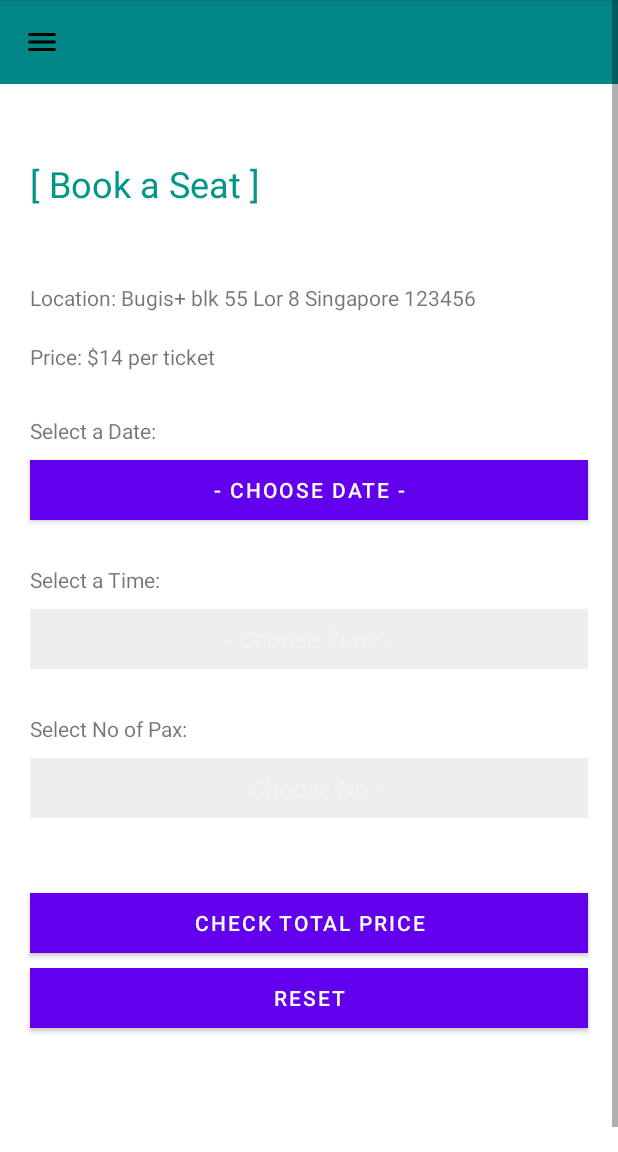
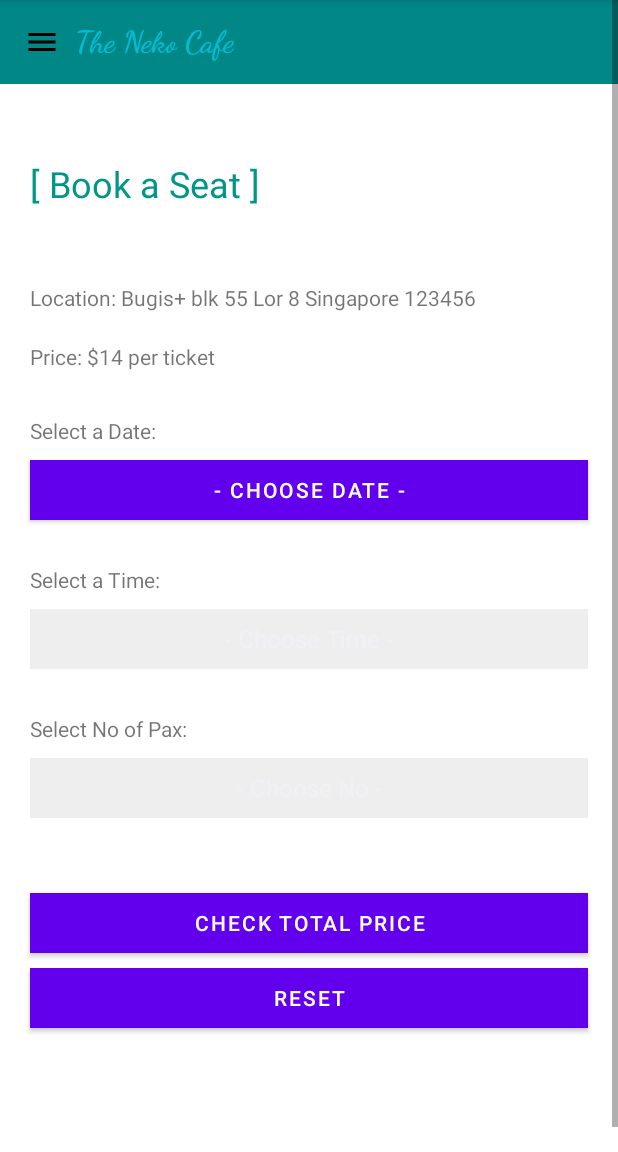
Before and after one commit to OskyJr/TikTokYouthCamp2022, an Android app: the NewBookingsActivity1 screen opened directly, with no data from a screen before it, on a phone screen of 412 x 824 dp, the part 84-1236 px from its top. Run offline under Robolectric (Android 15) with nearby library versions, the phone set to English and light mode, and no system bars.

Commit message:
Completed (to be check)

```diff
--- a/AppDev/app/src/main/java/com/example/tiktokappdev/Activity/AppointmentCancelActivity.java
+++ b/AppDev/app/src/main/java/com/example/tiktokappdev/Activity/AppointmentCancelActivity.java
@@ -109,7 +109,7 @@ public class AppointmentCancelActivity extends AppCompatActivity {
 
 
                                                 // GO BACK appointment after cancelling an appointment
-                                                startActivity(new Intent(getApplicationContext(), NewBookingsActivity1.class));
+                                                startActivity(new Intent(getApplicationContext(), ViewMyBookingsActivity2.class));
 
                                             }
                                         })
--- a/AppDev/app/src/main/java/com/example/tiktokappdev/Activity/NewBookingsActivity1.java
+++ b/AppDev/app/src/main/java/com/example/tiktokappdev/Activity/NewBookingsActivity1.java
@@ -242,7 +242,7 @@ public class NewBookingsActivity1 extends AppCompatActivity {
 
     public void method_savetodb()
     {
-        getapptlocation = "Bugis+ blk 55 Lor 8 Singapore 123456";
+        getapptlocation = "Bugis+ @ S123456";
         getapptdate = buttonSelectDate.getText().toString();
         getappttime = spinner_bookingtime.getSelectedItem().toString();
         getapptNoofPax = spinner_noofpax.getSelectedItem().toString();
--- a/AppDev/app/src/main/res/layout/activity_appointment_cancel.xml
+++ b/AppDev/app/src/main/res/layout/activity_appointment_cancel.xml
@@ -4,7 +4,8 @@
     xmlns:tools="http://schemas.android.com/tools"
     android:layout_width="match_parent"
     android:layout_height="match_parent"
-    tools:context=".Activity.AppointmentCancelActivity">
+    tools:context=".Activity.AppointmentCancelActivity"
+    android:background="@drawable/catstare">
 
 
     <RelativeLayout
@@ -182,7 +183,7 @@
             android:layout_height="35dp"
             android:layout_below="@+id/imageview_appttotalcost"
             android:layout_marginLeft="20dp"
-            android:layout_marginTop="15dp"
+            android:layout_marginTop="30dp"
             android:layout_marginBottom="5dp"
             android:background="@android:color/holo_blue_dark"
             android:padding="5dp"
--- a/AppDev/app/src/main/res/layout/activity_newbookings1.xml
+++ b/AppDev/app/src/main/res/layout/activity_newbookings1.xml
@@ -23,6 +23,11 @@
                 android:orientation="vertical">
 
 
+                <RelativeLayout
+                    android:id="@+id/RL_toplayout"
+                    android:layout_width="match_parent"
+                    android:layout_height="wrap_content">
+
                     <androidx.appcompat.widget.Toolbar
                         android:id="@+id/toolbar"
                         android:layout_width="match_parent"
@@ -30,8 +35,23 @@
                         android:background="@color/teal_700"
                         android:minHeight="?attr/actionBarSize"
                         android:theme="?attr/actionBarTheme"
-                    app:navigationIcon="@drawable/ic_menu" />
+                        app:navigationIcon="@drawable/ic_menu">
 
+                    </androidx.appcompat.widget.Toolbar>
+
+                    <TextView
+                        android:id="@+id/textView9"
+                        android:layout_width="wrap_content"
+                        android:layout_height="wrap_content"
+                        android:layout_marginLeft="50dp"
+                        android:layout_marginTop="15dp"
+                        android:fontFamily="cursive"
+                        android:text="The Neko Cafe"
+                        android:textColor="#00BCD4"
+                        android:textSize="20sp"
+                        android:textStyle="bold" />
+
+                </RelativeLayout>
 
                 <TextView
                     android:id="@+id/tv_LoginSessionUserID"
```
Also changed, not shown: AppDev/app/src/main/java/com/example/tiktokappdev/Database/DBConnection.java (+19 -3 lines), AppDev/app/src/main/res/layout/activity_appointments.xml (+25 -1 lines), AppDev/app/src/main/res/layout/activity_view_my_bookings2.xml (+33 -1 lines), AppDev/app/src/main/res/layout/mycats_contentlayout.xml (+23 -1 lines). Lines whose indentation alone changed are shown as unchanged.
